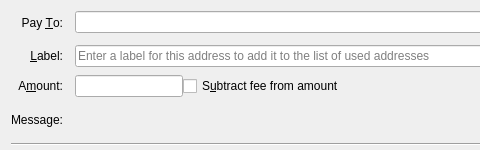
The window that src/qt/forms/sendcoinsentry.ui (BitgesellOfficial/bitgesell) describes before a commit, drawn with Qt 5; both pictures show x 0 to 480 and y 0 to 150 of the 729 by 150 pixel window.
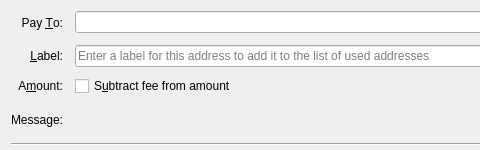
The same window after the commit. Icons and pictures are not drawn. Custom widgets are drawn as their Qt base class.

Commit message: qt: Fix `BitcoinAmountField`'s base widget

```diff
--- a/src/qt/forms/sendcoinsentry.ui
+++ b/src/qt/forms/sendcoinsentry.ui
@@ -161,7 +161,7 @@
    <item row="2" column="1">
     <layout class="QHBoxLayout" name="horizontalLayoutAmount" stretch="0,1,0">
      <item>
-      <widget class="BGLAmountField" name="payAmount">
+      <widget class="BGLAmountField" name="payAmount" native="true">
        <property name="toolTip">
         <string>The amount to send in the selected unit</string>
        </property>
@@ -223,7 +223,7 @@
   </customwidget>
   <customwidget>
    <class>BGLAmountField</class>
-   <extends>QLineEdit</extends>
+   <extends>QWidget</extends>
    <header>qt/BGLamountfield.h</header>
   </customwidget>
  </customwidgets>
```
Left out of the diff: 3 changed lines with no effect on the pictures.
